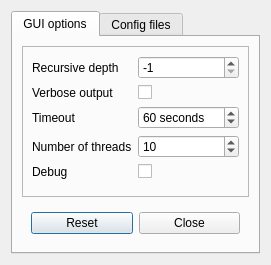
wummel/linkchecker, file linkcheck/gui/ui/options.ui: the form before one commit.
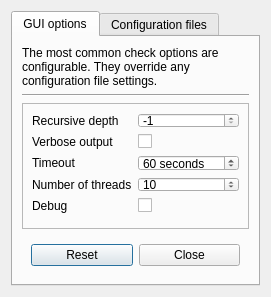
The form after the commit.

Commit message: Improved options layout and main window layout.

```diff
--- a/linkcheck/gui/ui/options.ui
+++ b/linkcheck/gui/ui/options.ui
@@ -10,7 +10,7 @@
     <x>0</x>
     <y>0</y>
     <width>271</width>
-    <height>240</height>
+    <height>297</height>
    </rect>
   </property>
   <property name="windowTitle">
@@ -38,6 +38,26 @@
        <string>GUI options</string>
       </attribute>
       <layout class="QVBoxLayout" name="verticalLayout_3">
+       <item>
+        <widget class="QLabel" name="label_8">
+         <property name="text">
+          <string>The most common check options are configurable. They override any configuration file settings.</string>
+         </property>
+         <property name="textFormat">
+          <enum>Qt::AutoText</enum>
+         </property>
+         <property name="wordWrap">
+          <bool>true</bool>
+         </property>
+        </widget>
+       </item>
+       <item>
+        <widget class="Line" name="line">
+         <property name="orientation">
+          <enum>Qt::Horizontal</enum>
+         </property>
+        </widget>
+       </item>
        <item>
         <widget class="QFrame" name="frame">
          <property name="frameShape">
@@ -211,7 +231,7 @@
        <string>Test</string>
       </property>
       <attribute name="title">
-       <string>Config files</string>
+       <string>Configuration files</string>
       </attribute>
       <layout class="QVBoxLayout" name="verticalLayout_5">
        <item>
```
Left out of the diff: 29 changed lines with no effect on the pictures. The commit also changes 3 other files.
